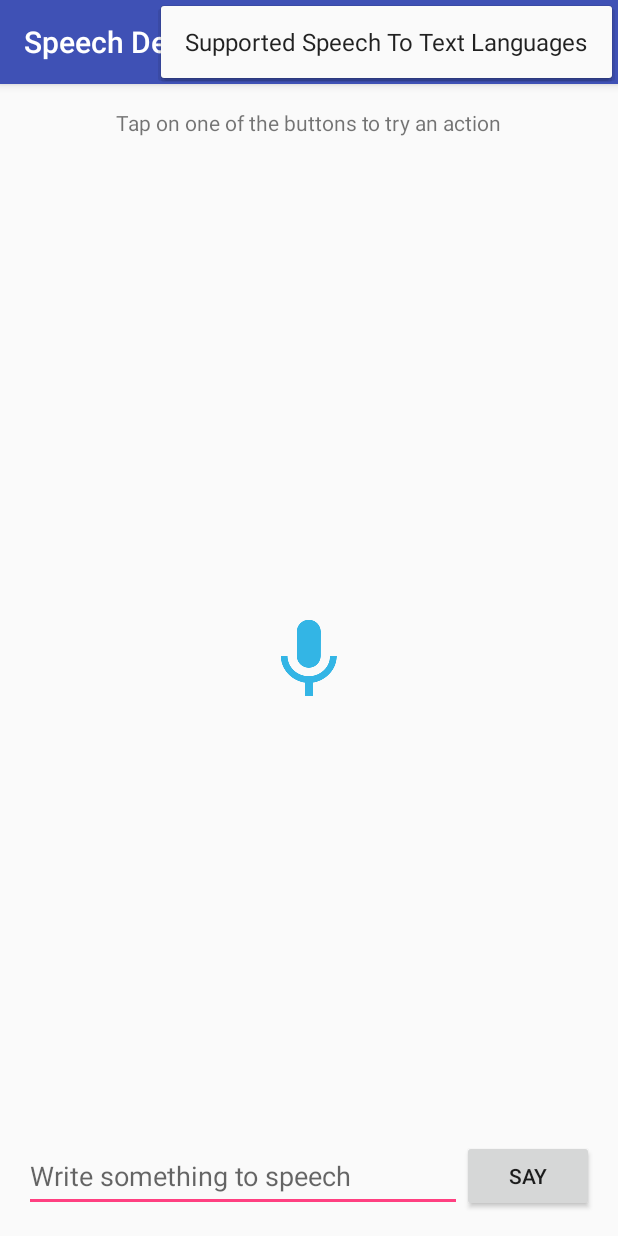
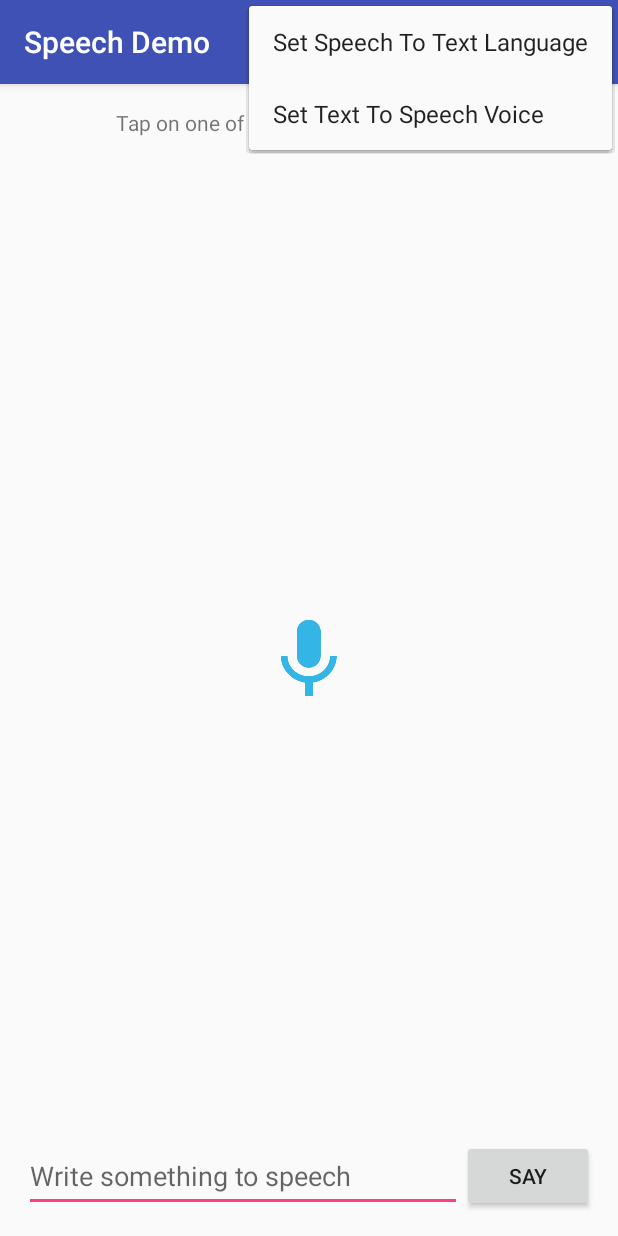
Before and after one commit to gotev/android-speech, an Android app: the screen it shows after launch (MainActivity), with the options menu open, on a phone screen of 412 x 824 dp. Run offline under Robolectric (Android 15) with nearby library versions, the phone set to English and light mode, and no system bars; plain views replace SpeechProgressView; 4 statements that could not run were skipped.

Commit message:
feat: added methods to get current locale and voice. Updated demo app to show how to dynamically set locale and voice.

```diff
--- a/examples/demoapp/app/src/main/res/menu/main_menu.xml
+++ b/examples/demoapp/app/src/main/res/menu/main_menu.xml
@@ -2,6 +2,10 @@
 <menu xmlns:android="http://schemas.android.com/apk/res/android">
 
     <item
-        android:id="@+id/supportedLanguages"
-        android:title="@string/supported_stt_langs" />
+        android:id="@+id/supportedSTTLanguages"
+        android:title="@string/set_stt_langs" />
+
+    <item
+        android:id="@+id/supportedTTSLanguages"
+        android:title="@string/set_tts_voices" />
 </menu>
--- a/examples/demoapp/app/src/main/res/values/strings.xml
+++ b/examples/demoapp/app/src/main/res/values/strings.xml
@@ -12,5 +12,7 @@
     <string name="enable_google_voice_typing">Please enable Google Voice Typing to use speech recognition!</string>
     <string name="yes">Yes</string>
     <string name="no">No</string>
-    <string name="supported_stt_langs">Supported Speech To Text Languages</string>
+    <string name="set_stt_langs">Set Speech To Text Language</string>
+    <string name="set_tts_voices">Set Text To Speech Voice</string>
+    <string name="no_tts_voices">No supported voices or you\'re running on Android API &lt; 23, which does not support querying for voices.</string>
 </resources>
--- a/speech/src/main/java/net/gotev/speech/engine/TextToSpeechEngine.java
+++ b/speech/src/main/java/net/gotev/speech/engine/TextToSpeechEngine.java
@@ -6,6 +6,7 @@ import android.speech.tts.Voice;
 
 import net.gotev.speech.TextToSpeechCallback;
 
+import java.util.List;
 import java.util.Locale;
 
 public interface TextToSpeechEngine {
@@ -34,4 +35,7 @@ public interface TextToSpeechEngine {
 
     void setVoice(Voice voice);
 
+    List<Voice> getSupportedVoices();
+
+    Voice getCurrentVoice();
 }
```
Also changed, not shown: examples/demoapp/app/src/main/java/net/gotev/speechdemo/MainActivity.java (+67 -9 lines), speech/src/main/java/net/gotev/speech/Speech.java (+33 -0 lines), speech/src/main/java/net/gotev/speech/engine/BaseTextToSpeechEngine.java (+24 -8 lines).
